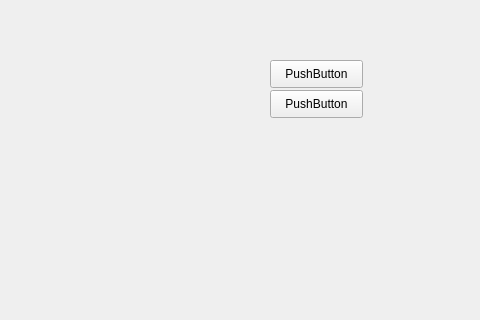
First picture: the form in Report.ui, repository jalevitt/RealTimeSpeechFeedback, before the edit; both pictures show x 280 to 760 and y 0 to 320 of the 760 by 784 pixel window.
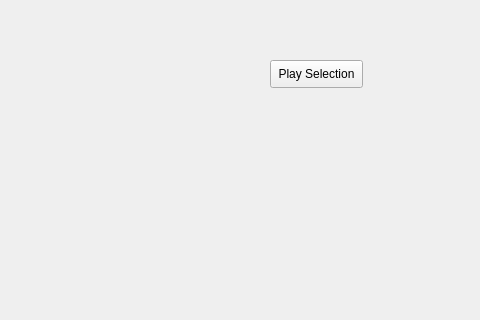
Second picture: the form after the edit. Custom widgets are drawn as their Qt base class.

Commit message: Added drawable rectangle to report ui

```diff
--- a/Report.ui
+++ b/Report.ui
@@ -64,20 +64,7 @@
      </rect>
     </property>
     <property name="text">
-     <string>PushButton</string>
-    </property>
-   </widget>
-   <widget class="QPushButton" name="pushButton_2">
-    <property name="geometry">
-     <rect>
-      <x>550</x>
-      <y>90</y>
-      <width>93</width>
-      <height>28</height>
-     </rect>
-    </property>
-    <property name="text">
-     <string>PushButton</string>
+     <string>Play Selection</string>
     </property>
    </widget>
   </widget>
```
Left out of the diff: 2 changed lines with no effect on the pictures. The commit also changes 6 other files.
